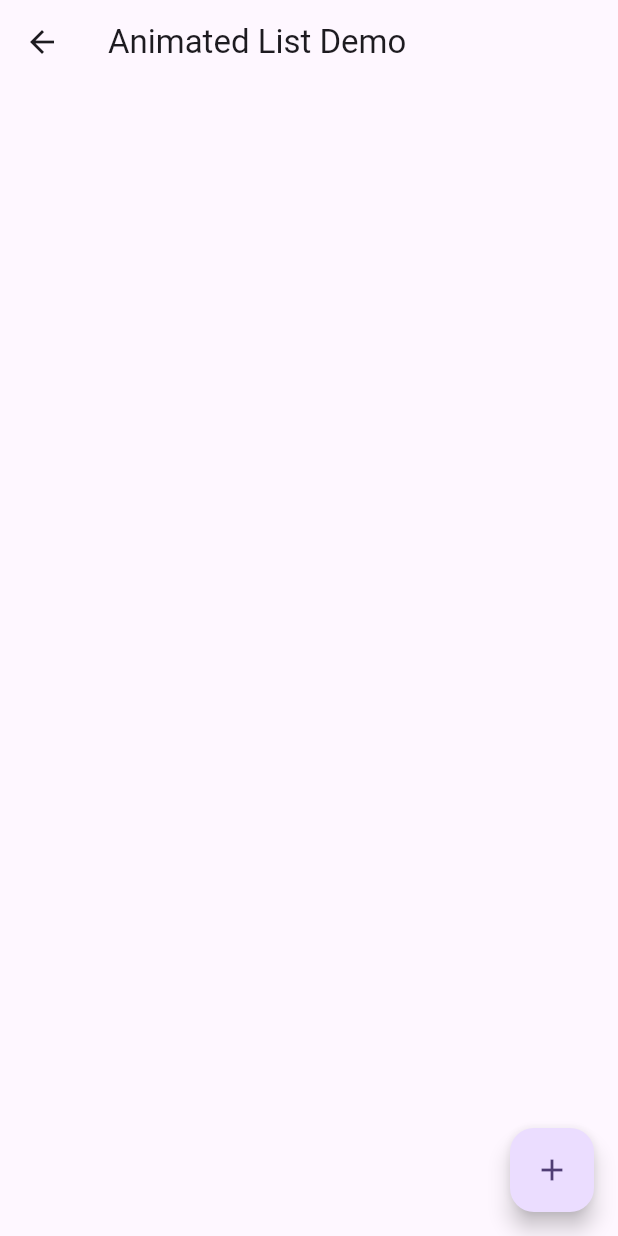
After one commit to NyeinChanAung203/Flutter_Animations, a Flutter app: the AnimatedListDemo screen opened directly, after a tap on the "delete" icon, on a phone screen of 412 x 824 dp. The commit adds this screen. Run offline on Flutter 3.47's test engine with Material 3 defaults, Android fonts, the phone set to English and light mode, and no system bars.

Commit message:
animated list

```diff
--- a/lib/implicit_animations/animated_align_demo.dart
+++ b/lib/implicit_animations/animated_align_demo.dart
@@ -107,7 +107,7 @@ class _AnimatedAlignDemoState extends State<AnimatedAlignDemo> {
     setState(() {
       tomPosition = Alignment(newXPositon, newYPositon);
       jerryPosition = Alignment(newXJPositon, newYJPositon);
-      print('x $x , y $y');
+      debugPrint('x $x , y $y');
       if (x <= 0.2 && y <= 0.2) {
         isCatch = true;
       }
--- /dev/null
+++ b/lib/implicit_animations/animated_list_demo.dart
@@ -0,0 +1,59 @@
+import 'dart:math';
+
+import 'package:flutter/material.dart';
+
+class AnimatedListDemo extends StatefulWidget {
+  const AnimatedListDemo({super.key});
+
+  @override
+  State<AnimatedListDemo> createState() => _AnimatedListDemoState();
+}
+
+class _AnimatedListDemoState extends State<AnimatedListDemo> {
+  final GlobalKey<AnimatedListState> _listKey = GlobalKey<AnimatedListState>();
+  final List<String> _list = ['123'];
+  @override
+  Widget build(BuildContext context) {
+    return Scaffold(
+      appBar: AppBar(
+        title: const Text('Animated List Demo'),
+      ),
+      body: AnimatedList(
+        key: _listKey,
+        initialItemCount: _list.length,
+        itemBuilder: (context, index, animation) {
+          return SizeTransition(
+            sizeFactor: animation,
+            child: ListTile(
+              tileColor: Colors.amber,
+              title: Text(_list[index]),
+              trailing: IconButton(
+                  onPressed: () {
+                    final title = _list[index];
+                    setState(() {
+                      _listKey.currentState?.removeItem(
+                          index,
+                          (context, animation) => ListTile(
+                                title: Text(title),
+                                tileColor: Colors.red,
+                              ));
+                      _list.remove(_list[index]);
+                    });
+                  },
+                  icon: const Icon(Icons.delete)),
+            ),
+          );
+        },
+      ),
+      floatingActionButton: FloatingActionButton(
+        onPressed: () {
+          setState(() {
+            _list.insert(0, Random.secure().nextInt(1000).toString());
+            _listKey.currentState?.insertItem(0);
+          });
+        },
+        child: const Icon(Icons.add),
+      ),
+    );
+  }
+}
--- a/lib/implicit_animations/implicit_animations.dart
+++ b/lib/implicit_animations/implicit_animations.dart
@@ -3,6 +3,7 @@ import 'package:flutter_animations/implicit_animations/animated_align_demo.dart'
 import 'package:flutter_animations/implicit_animations/animated_container_demo.dart';
 import 'package:flutter_animations/implicit_animations/animated_crossfade_demo.dart';
 import 'package:flutter_animations/implicit_animations/animated_default_text_demo.dart';
+import 'package:flutter_animations/implicit_animations/animated_list_demo.dart';
 import 'package:flutter_animations/implicit_animations/animated_opacity_demo.dart';
 import 'package:flutter_animations/implicit_animations/animated_padding_demo.dart';
 import 'package:flutter_animations/implicit_animations/animated_physical_modal_demo.dart';
@@ -94,6 +95,13 @@ class ImplicitAnimations extends StatelessWidget {
                     ));
                   },
                   child: const Text('Animated Switcher Demo')),
+              ElevatedButton(
+                  onPressed: () {
+                    Navigator.of(context).push(MaterialPageRoute(
+                      builder: (context) => const AnimatedListDemo(),
+                    ));
+                  },
+                  child: const Text('Animated List Demo')),
             ],
           ),
         ),
```
